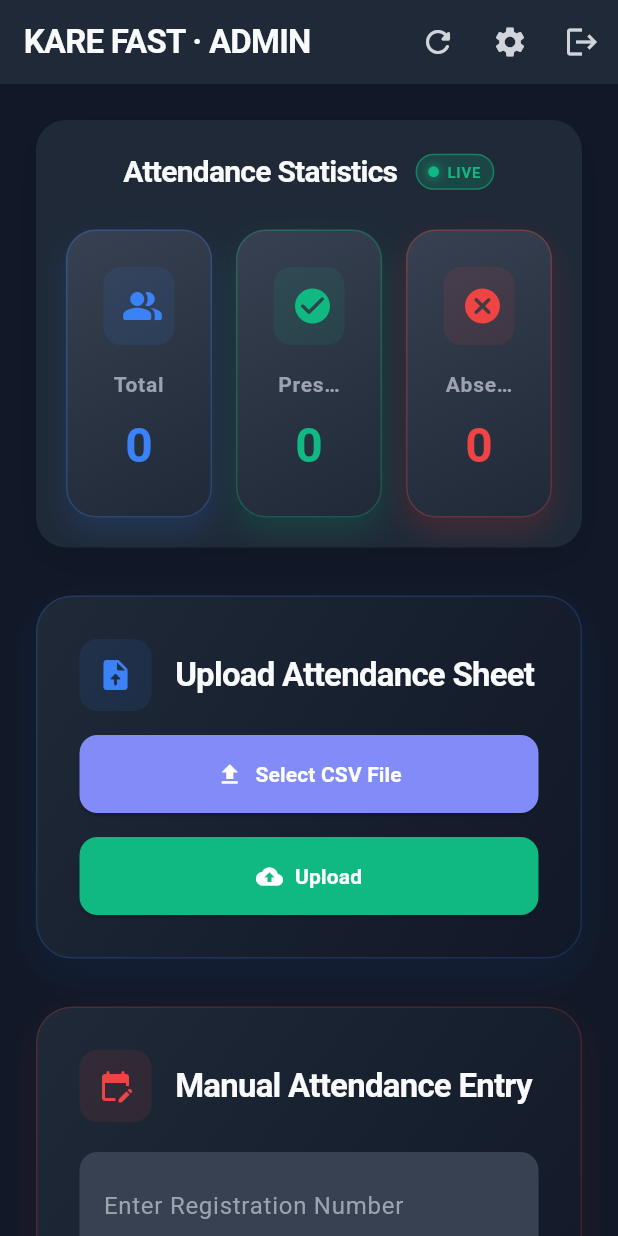
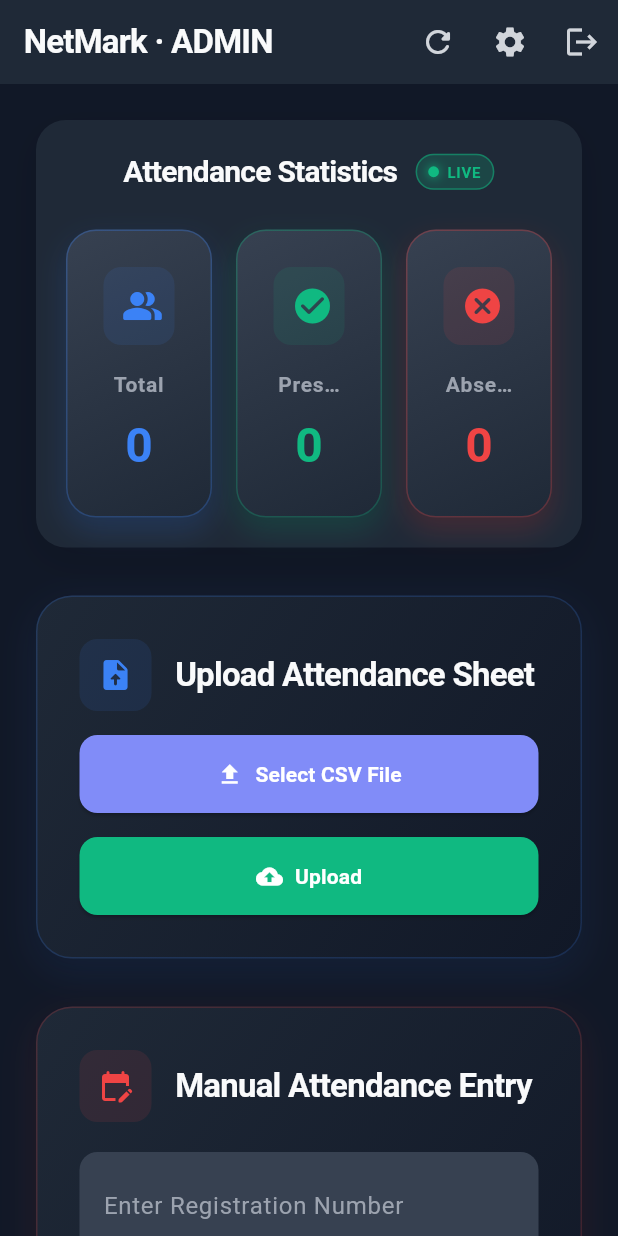
Before and after one commit to Sujith8257/Fast_Attendance, a Flutter app: the UploadCSVScreen screen opened by its route, on a phone screen of 412 x 824 dp. Run offline on Flutter 3.47's test engine with Material 3 defaults, Android fonts, the phone set to English and light mode, and no system bars; our stand-ins replace camera, cloud_firestore, file_picker, firebase_auth, firebase_core, image_picker and 2 more; missing offline and left inert: tflite_flutter; accounts and stored records are empty; network calls fail.

Commit message:
release apk

```diff
--- a/file_sender/lib/upload_csv_screen.dart
+++ b/file_sender/lib/upload_csv_screen.dart
@@ -250,7 +250,7 @@ class _UploadCSVScreenState extends State<UploadCSVScreen>
         elevation: 0,
         automaticallyImplyLeading: false,
         title: Text(
-          "KARE FAST · ADMIN",
+          "NetMark · ADMIN",
           style: TextStyle(
             fontWeight: FontWeight.bold,
             letterSpacing: -0.5,
```
Also changed, not shown: 131 other files.
